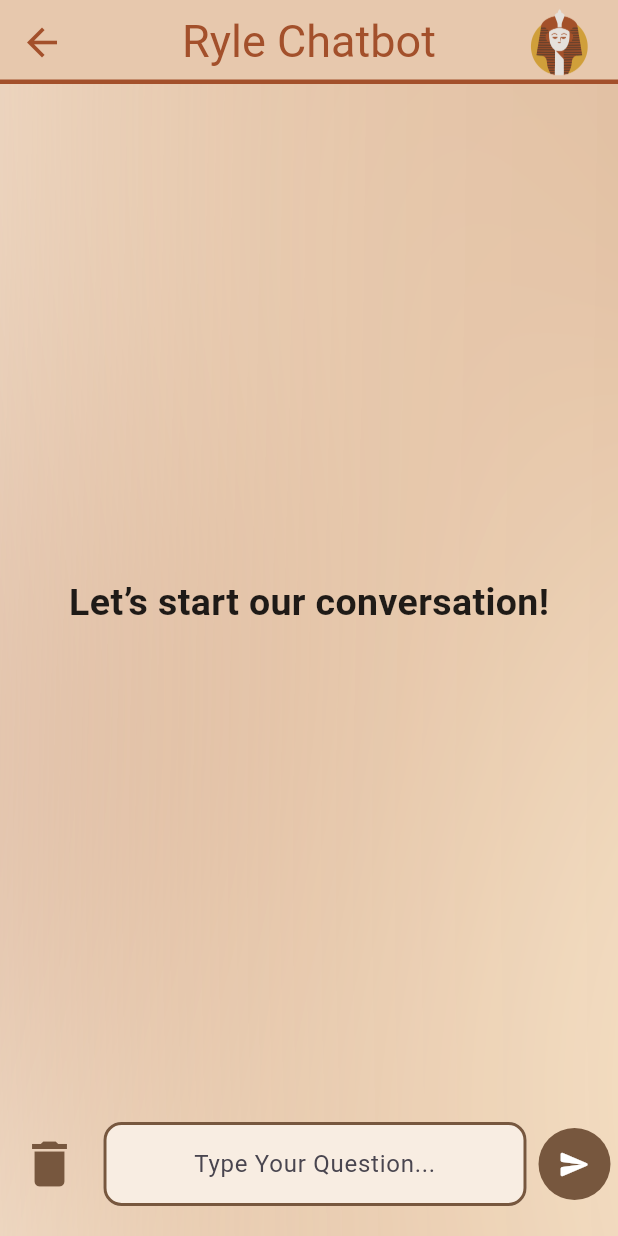
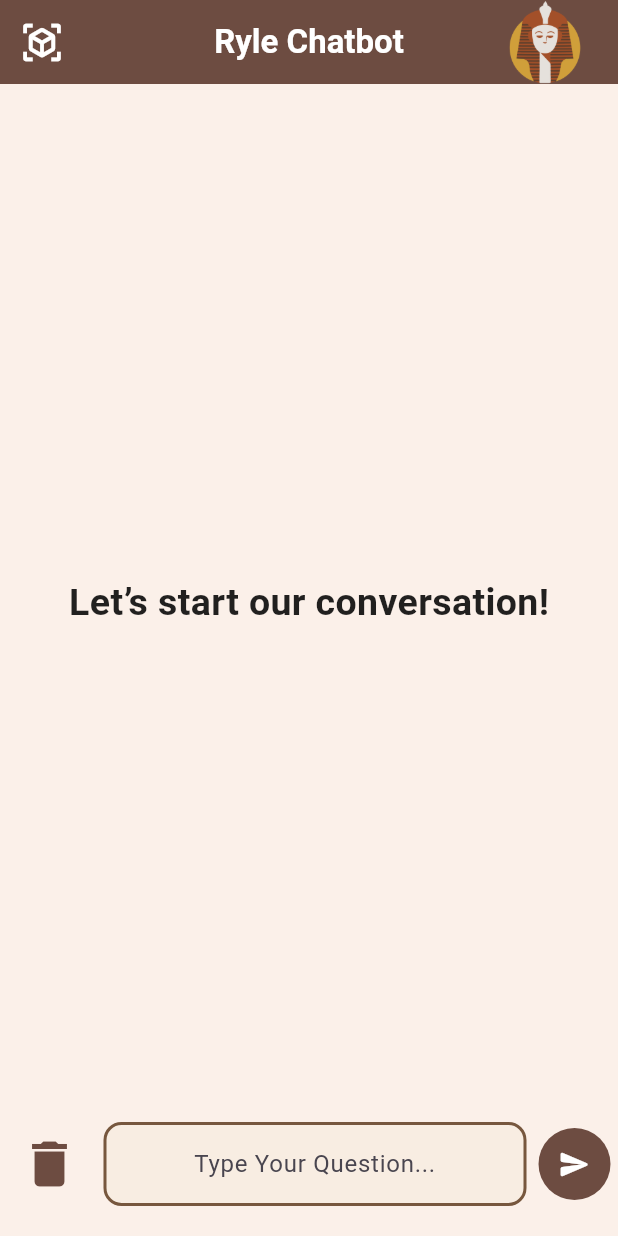
Before and after one commit to Youssef3082004/Ryle_Chatbot, a Flutter app: the ChatScreen screen opened by its route, after a tap on the "send" icon, on a phone screen of 412 x 824 dp. Run offline on Flutter 3.47's test engine with Material 3 defaults, Android fonts, the phone set to English and light mode, and no system bars; missing offline and left inert: model_viewer_plus; Roboto replaces fonts that are missing (AGaramondPro).

Commit message:
AR Feature in The Application

```diff
--- a/lib/chat.dart
+++ b/lib/Screens/Chat.dart
@@ -1,6 +1,6 @@
 import 'package:flutter/material.dart';
 import 'package:flutter/services.dart';
-import 'rag_api.dart';
+import '../Backend/rag_api.dart';
 
 
 
@@ -17,6 +17,7 @@ class ChatScreen extends StatefulWidget {
 class _ChatScreenState extends State<ChatScreen>  {
   final TextEditingController _uservalue = TextEditingController();
   List<String> _messages = [];
+  bool loading = false;
 
 
 
@@ -38,25 +39,26 @@ class _ChatScreenState extends State<ChatScreen>  {
 
   @override
   Widget build(BuildContext context) {
-
-
-
+    final Color _primaryColor = const Color(0xFF6D4C41);
+    final Color _backgroundColor = const Color(0xFFFBF0E9);
 
     //! =================================================================== Appbar ==================================================
-    IconButton h = IconButton(onPressed: () => Navigator.pop(context),icon: Icon(Icons.arrow_back,size: 30,color: Color(0xffa3502b)));
-    AppBar appbar =  AppBar(actions: [Image.asset("assets/images/logo.png",width: 80,height: 80,)],leading: h,elevation: 0,backgroundColor: const Color(0xffe7c8ad),title: Text("Ryle Chatbot",style: TextStyle(fontSize: 30,color: Color(0xffa3502b))),centerTitle: true,shape: Border(bottom: BorderSide(color: Color(0xffa3502b),  width:3.0)));
+    // IconButton BackButton = IconButton(onPressed: () => Navigator.pop(context),icon: Icon(Icons.arrow_back,size: 30));
+    IconButton Arscreen = IconButton(onPressed: () => Navigator.pushNamed(context,"/arscreen"),icon: Icon(Icons.view_in_ar,size: 30));
+    AppBar appbar =  AppBar(backgroundColor: _primaryColor,foregroundColor: Colors.white, actions: [Image.asset("assets/images/logo.png")],leading: Arscreen,elevation: 0,title: Text("Ryle Chatbot",style: TextStyle(fontWeight: FontWeight.bold)),centerTitle: true);
 
     //! =================================================================== Bottuns ==================================================
-    IconButton add_button =  IconButton(onPressed: () => clear_messages(),icon: const Icon(Icons.delete, size: 40),color: const Color(0xFF77573E),);
+    IconButton add_button =  IconButton(onPressed: () => clear_messages(),icon: const Icon(Icons.delete, size: 40),color: _primaryColor,);
 
     IconButton send_button =  IconButton(onPressed: () => Add_messages(),icon: const Icon(Icons.send_rounded, size: 22),color: Colors.white,);
-    Container hala = Container(child: send_button,decoration: BoxDecoration(color: Color(0xFF77573E),borderRadius: BorderRadius.circular(180)),);
+    Container hala = Container(child: send_button,decoration: BoxDecoration(color: _primaryColor,borderRadius: BorderRadius.circular(180)),);
 
     //! =================================================================== Textfeild and Button ==================================================
 
-    TextField feild = TextField(controller: _uservalue,textAlign: TextAlign.center,textDirection: TextDirection.rtl,
+    TextField feild = TextField(controller: _uservalue,textAlign: TextAlign.center,textDirection: TextDirection.rtl,cursorColor: Color(0xFF77573E),
     decoration: const InputDecoration(fillColor: Color(0xfff8ede2),filled: true,hintText: 'Type Your Question...',
     enabledBorder: OutlineInputBorder(borderRadius:BorderRadius.all(Radius.circular(12.0)),borderSide: BorderSide(color: Color(0xFF77573E),width: 2.0) ),
+    focusedBorder: OutlineInputBorder(borderRadius:BorderRadius.all(Radius.circular(12.0)),borderSide: BorderSide(color: Color(0xFF77573E),width: 2.0) ),
     border: OutlineInputBorder(borderRadius:BorderRadius.all(Radius.circular(12.0)),borderSide: BorderSide(color: Color(0xFF77573E),width: 2.0) )),
     );
 
@@ -69,36 +71,66 @@ class _ChatScreenState extends State<ChatScreen>  {
     //! ============================================================= Middle Text ================================
     Text text =  Text("Let’s start our conversation!",style: TextStyle(fontSize: 25,color: Colors.black87,fontFamily: 'AGaramondPro',fontWeight: FontWeight.bold,));
 
+
+    Widget loadingIndicator = loading
+        ? Padding(
+            padding: const EdgeInsets.symmetric(horizontal: 10, vertical: 5),
+            child: Row(spacing: 5,
+              mainAxisAlignment: MainAxisAlignment.start,
+              children: [
+                Container(
+                  width: 40, height: 40,
+                  alignment: Alignment.center,
+                  decoration: BoxDecoration(color: Colors.white, borderRadius: BorderRadius.circular(20)),
+                  child: Image.asset("assets/images/logo.png", width: 40, height: 40, fit: BoxFit.fitHeight),
+                ),
+                const SizedBox(
+                  width: 20, height: 20,
+                  child: CircularProgressIndicator(strokeWidth: 2, color: Color(0xFF6D4C41)),
+                ),
+              ],
+            ),
+          )
+        : const SizedBox.shrink();
+
+
     //! ============================================================= Application Arc ================================
 
-    Column controls = Column(children: _messages.isEmpty?[Expanded(child: Center(child: text)),feild_controls]:[Flexible(child: messages),feild_controls]  ,mainAxisAlignment: MainAxisAlignment.end,crossAxisAlignment: CrossAxisAlignment.start,);
-    BoxDecoration decoration = BoxDecoration(image: DecorationImage(image: AssetImage('assets/images/final2.png'),fit: BoxFit.cover,),color: Colors.amber);
-    Container main_app = Container(decoration: decoration,child:controls ,padding: EdgeInsets.only(left:5, bottom:20, right:5));
-
-    return Scaffold(body: main_app,appBar: appbar);
+    Column controls = Column(mainAxisAlignment: MainAxisAlignment.end,crossAxisAlignment: CrossAxisAlignment.start,children: [_messages.isEmpty ? Expanded(child: Center(child: text)) : Flexible(child: messages),loadingIndicator,feild_controls ],);
+    Container main_app = Container(child:controls ,padding: EdgeInsets.only(left:5, bottom:20, right:5),color: _backgroundColor,);
+    return Scaffold(body: main_app,appBar: appbar,);
 
   }
 
 
 
-  void Add_messages() async{
-    if (_uservalue.text.trim().isNotEmpty){
-      _messages.add(_uservalue.text);
-      setState(() {});
+ void Add_messages() async {
 
-      if (await RagApi.hasInternet() == true){
-      final result = await RagApi.rag_response(question: _uservalue.text.trim());
+    if (_uservalue.text.trim().isEmpty) return;
+
+    final userText = _uservalue.text.trim();
+
+    setState(() {
+      _messages.add(userText);
+      loading = true;
+      _uservalue.clear();
+    });
+
+    String result;
+
+
+    if (await RagApi.hasInternet() == true) {
+      result = await RagApi.rag_response(question: userText);
+    } else {
+      result = 'oops! No response generated, Check your internet connection';
+    }
+
+
+    if (!mounted) return;
+    setState(() {
       _messages.add(result);
-      setState(() {});
-      }
-
-      else{
-        _messages.add('oops! No response generated, Check your internet connection');
-        setState(() {});
-      }
-
-      }
-    _uservalue.clear();
+      loading = false;
+    });
   }
 
   void clear_messages(){
@@ -116,7 +148,7 @@ class _ChatScreenState extends State<ChatScreen>  {
 
 
 
-    if ( msg == "oops! No response generated, Check your internet connection"){
+      if ( msg == "oops! No response generated, Check your internet connection"){
       Text Mess = Text(msg,style: const TextStyle(color: Colors.white,fontSize: 16,fontWeight: FontWeight.w800));
       Container bubble = Container(child:Mess,padding: const EdgeInsets.all(10),margin: const EdgeInsets.only(bottom: 6,top: 10),width: width - 75,
       decoration: BoxDecoration(color: Colors.redAccent,borderRadius: const BorderRadius.all(Radius.circular(15))));
@@ -140,6 +172,9 @@ class _ChatScreenState extends State<ChatScreen>  {
       return  Row(children: [chatbot_icon,bubble],mainAxisAlignment: MainAxisAlignment.start,spacing: 5);
     }
 
+
+
+
   }
 
 
```
Also changed, not shown: lib/Screens/KingsSelection.dart (added, +104 -0 lines), lib/Widget/AR.dart (added, +28 -0 lines), lib/ar.dart (deleted, +0 -40 lines), lib/main.dart (+8 -6 lines), pubspec.yaml (+5 -12 lines), assets/images/Akhenaten.jpg (added), assets/images/Amenhotep.jpg (added), assets/images/Cleopatra VII.jpg (added), assets/images/Hatshepsut.jpeg (added), assets/images/Khufu.jpg (added), assets/images/logo2.png, assets/images/narmer.jpg (added), assets/images/ram 11.jpg (added), assets/images/tutankhamun.jpeg (added), 3 more files, 29 other files.
